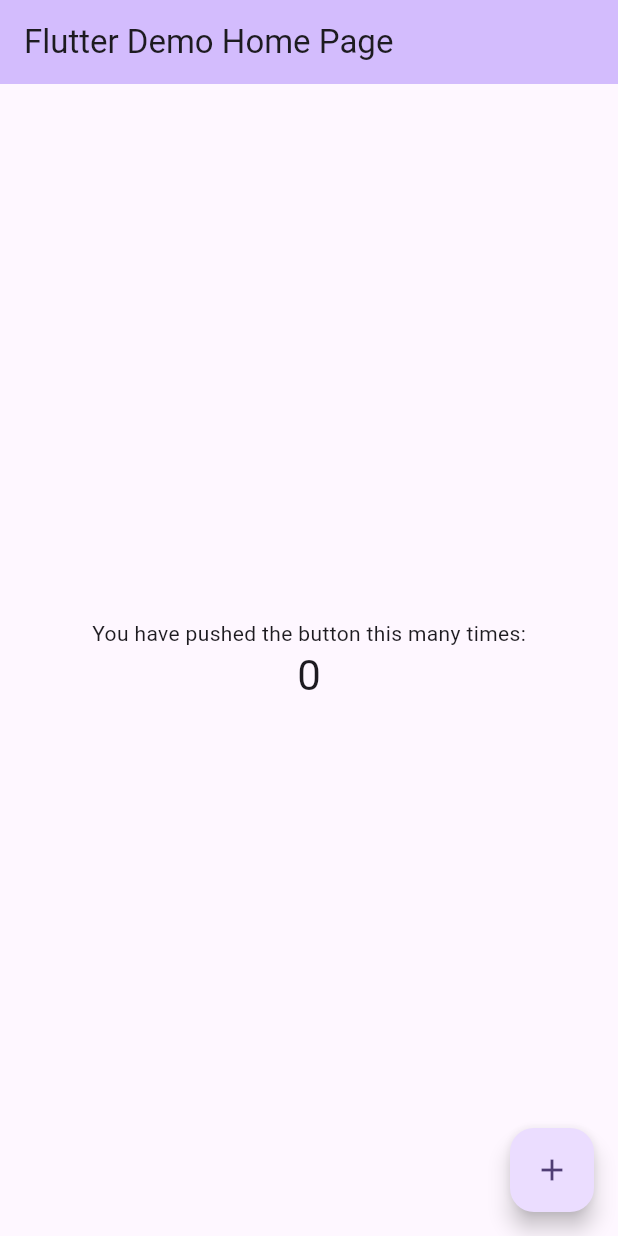
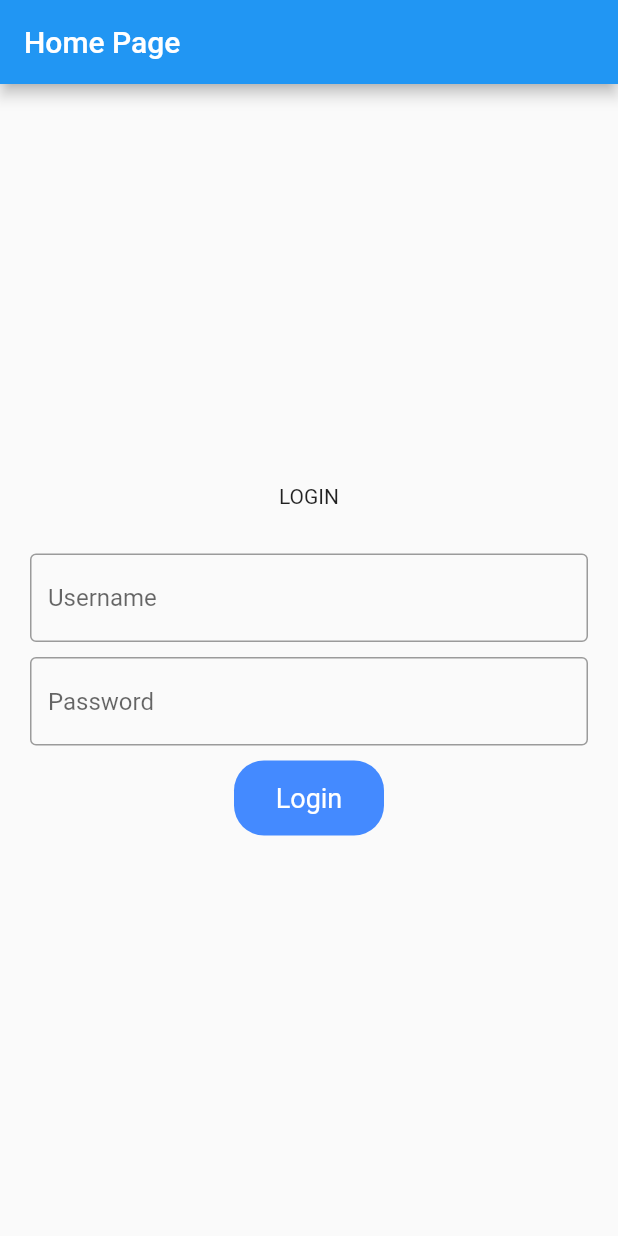
Before and after one commit to pratyooshraj/Project1, a Flutter app: the screen it shows after launch, on a phone screen of 412 x 824 dp. Run offline on Flutter 3.47's test engine with Material 2 defaults, Android fonts, the phone set to English and light mode, and no system bars; missing offline and left inert: dart:html.

Commit message:
started working on the login page

```diff
--- a/application/lib/main.dart
+++ b/application/lib/main.dart
@@ -1,3 +1,5 @@
+import 'dart:html';
+
 import 'package:flutter/material.dart';
 
 void main() {
@@ -7,119 +9,69 @@ void main() {
 class MyApp extends StatelessWidget {
   const MyApp({super.key});
 
-  // This widget is the root of your application.
   @override
   Widget build(BuildContext context) {
     return MaterialApp(
-      title: 'Flutter Demo',
-      theme: ThemeData(
-        // This is the theme of your application.
-        //
-        // TRY THIS: Try running your application with "flutter run". You'll see
-        // the application has a blue toolbar. Then, without quitting the app,
-        // try changing the seedColor in the colorScheme below to Colors.green
-        // and then invoke "hot reload" (save your changes or press the "hot
-        // reload" button in a Flutter-supported IDE, or press "r" if you used
-        // the command line to start the app).
-        //
-        // Notice that the counter didn't reset back to zero; the application
-        // state is not lost during the reload. To reset the state, use hot
-        // restart instead.
-        //
-        // This works for code too, not just values: Most code changes can be
-        // tested with just a hot reload.
-        colorScheme: ColorScheme.fromSeed(seedColor: Colors.deepPurple),
-        useMaterial3: true,
-      ),
-      home: const MyHomePage(title: 'Flutter Demo Home Page'),
+      title: 'Login Page',
+      home: const HomePage(),
     );
   }
 }
 
-class MyHomePage extends StatefulWidget {
-  const MyHomePage({super.key, required this.title});
-
-  // This widget is the home page of your application. It is stateful, meaning
-  // that it has a State object (defined below) that contains fields that affect
-  // how it looks.
-
-  // This class is the configuration for the state. It holds the values (in this
-  // case the title) provided by the parent (in this case the App widget) and
-  // used by the build method of the State. Fields in a Widget subclass are
-  // always marked "final".
-
-  final String title;
-
-  @override
-  State<MyHomePage> createState() => _MyHomePageState();
-}
-
-class _MyHomePageState extends State<MyHomePage> {
-  int _counter = 0;
-
-  void _incrementCounter() {
-    setState(() {
-      // This call to setState tells the Flutter framework that something has
-      // changed in this State, which causes it to rerun the build method below
-      // so that the display can reflect the updated values. If we changed
-      // _counter without calling setState(), then the build method would not be
-      // called again, and so nothing would appear to happen.
-      _counter++;
-    });
-  }
+class HomePage extends StatelessWidget {
+  const HomePage({super.key});
 
   @override
   Widget build(BuildContext context) {
-    // This method is rerun every time setState is called, for instance as done
-    // by the _incrementCounter method above.
-    //
-    // The Flutter framework has been optimized to make rerunning build methods
-    // fast, so that you can just rebuild anything that needs updating rather
-    // than having to individually change instances of widgets.
     return Scaffold(
       appBar: AppBar(
-        // TRY THIS: Try changing the color here to a specific color (to
-        // Colors.amber, perhaps?) and trigger a hot reload to see the AppBar
-        // change color while the other colors stay the same.
-        backgroundColor: Theme.of(context).colorScheme.inversePrimary,
-        // Here we take the value from the MyHomePage object that was created by
-        // the App.build method, and use it to set our appbar title.
-        title: Text(widget.title),
+        title: Text('Home Page'),
       ),
-      body: Center(
-        // Center is a layout widget. It takes a single child and positions it
-        // in the middle of the parent.
-        child: Column(
-          // Column is also a layout widget. It takes a list of children and
-          // arranges them vertically. By default, it sizes itself to fit its
-          // children horizontally, and tries to be as tall as its parent.
-          //
-          // Column has various properties to control how it sizes itself and
-          // how it positions its children. Here we use mainAxisAlignment to
-          // center the children vertically; the main axis here is the vertical
-          // axis because Columns are vertical (the cross axis would be
-          // horizontal).
-          //
-          // TRY THIS: Invoke "debug painting" (choose the "Toggle Debug Paint"
-          // action in the IDE, or press "p" in the console), to see the
-          // wireframe for each widget.
-          mainAxisAlignment: MainAxisAlignment.center,
-          children: <Widget>[
-            const Text(
-              'You have pushed the button this many times:',
+      body: Column(
+        mainAxisAlignment: MainAxisAlignment.center,
+        children: [
+          Row(
+            mainAxisAlignment: MainAxisAlignment.center,
+            children: [
+              Text('LOGIN'),
+            ],
+          ),
+          SizedBox(
+            height: 30,
+          ),
+          Padding(
+            padding: const EdgeInsets.symmetric(horizontal: 20),
+            child: TextFormField(
+              decoration: InputDecoration(
+                  hintText: "Username", border: OutlineInputBorder()),
             ),
-            Text(
-              '$_counter',
-              style: Theme.of(context).textTheme.headlineMedium,
+          ),
+          SizedBox(
+            height: 10,
+          ),
+          Padding(
+            padding: const EdgeInsets.symmetric(horizontal: 20),
+            child: TextFormField(
+              obscureText: true,
+              decoration: InputDecoration(
+                  hintText: "Password", border: OutlineInputBorder()),
             ),
-          ],
-        ),
+          ),
+          SizedBox(
+            height: 10,
+          ),
+          Container(
+            width: 100,
+            height: 50,
+            alignment: Alignment.center,
+            decoration: BoxDecoration(
+                color: Colors.blueAccent,
+                borderRadius: BorderRadius.circular(20)),
+            child: Text("Login",
+                style: TextStyle(fontSize: 18, color: Colors.white)),
+          )
+        ],
       ),
-      floatingActionButton: FloatingActionButton(
-        onPressed: _incrementCounter,
-        tooltip: 'Increment',
-        child: const Icon(Icons.add),
-      ), // This trailing comma makes auto-formatting nicer for build methods.
     );
   }
 }
```
